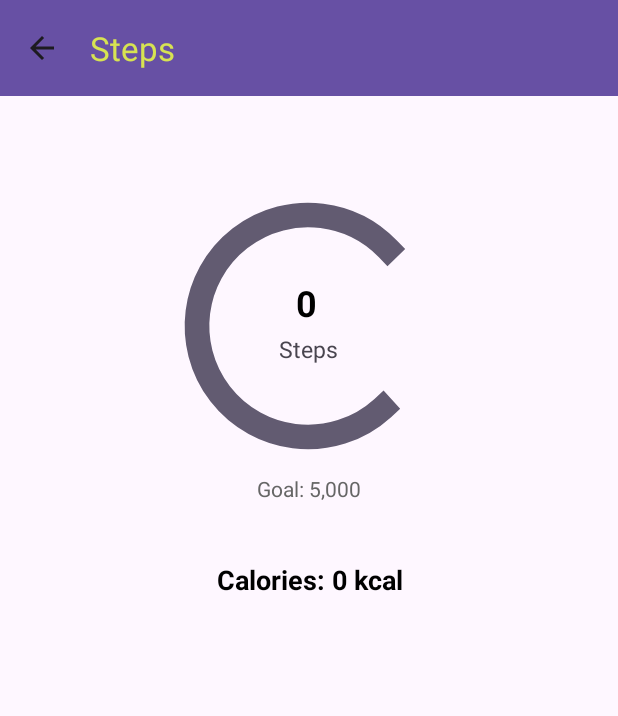
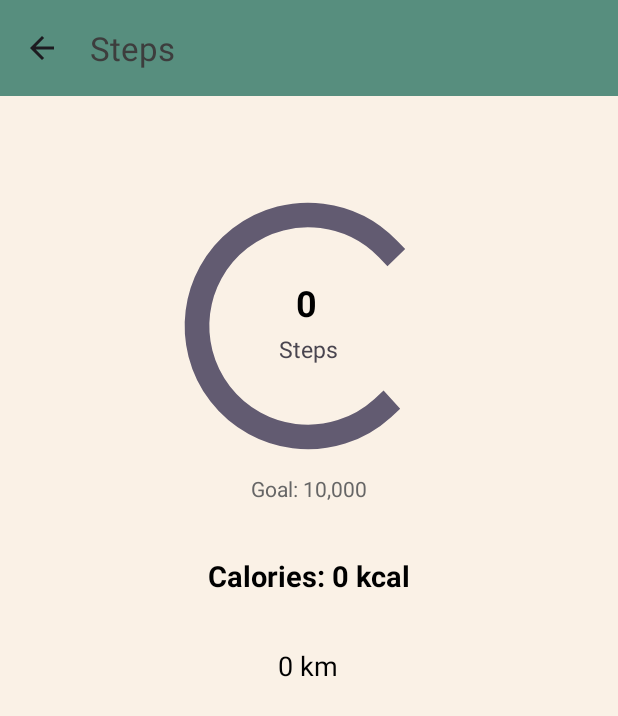
Before and after one commit to indranil-sarkar244/Fitness_Tracker_App8, an Android app: the SensorActivity screen opened directly, with no data from a screen before it, on a phone screen of 412 x 824 dp. Shown: the top 716 px of the screen. Run offline under Robolectric (Android 15) with nearby library versions, the phone set to English and light mode, and no system bars; libraries missing offline, so code that uses them is left out: com.mikhaellopez.circularprogressbar; plain views replace CircularProgressBar; 5 statements that could not run were skipped.

Commit message:
total distance walk added

```diff
--- a/app/src/main/java/com/example/FitnessTracker/SensorActivity.java
+++ b/app/src/main/java/com/example/FitnessTracker/SensorActivity.java
@@ -38,11 +38,13 @@ public class SensorActivity extends AppCompatActivity {
     // UI Elements
     private TextView stepstaken; // Text view to show step count
     private TextView caloriesBurned; // Text view to show calories burned
+    private TextView distanceWalked;   // Text view to show the total distance walked
+
     private Toolbar toolbar;         // App toolbar
     private CircularProgressBar circularProgressBar; // Circular progress bar for animated steps
 
     // Target step goal for the progress bar (can be changed dynamically)
-    private final int maxSteps = 5000;
+    private final int maxSteps = 10000;
 
     // Google Fit API variables
     private FitnessOptions fitnessOptions;
@@ -55,14 +57,16 @@ public class SensorActivity extends AppCompatActivity {
 
         // Link UI components with layout
         toolbar = findViewById(R.id.toolbar3);
-        stepstaken = findViewById(R.id.steptaken);
+        stepstaken = findViewById(R.id.steptaken); //link steps textview from layout
         caloriesBurned = findViewById(R.id.caloriesBurned); //link calories textview from layout
+        distanceWalked = findViewById(R.id.distanceWalked); //link distance walked textview from layout
+
         circularProgressBar = findViewById(R.id.circularProgressBar);
 
         // Set initial value
         stepstaken.setText("0");
         caloriesBurned.setText("Calories: 0 kcal"); //calories intial value
-
+        distanceWalked.setText("0 km"); //distance walk intial value
         // Setup circular progress bar maximum steps
         circularProgressBar.setProgressMax(maxSteps);
         circularProgressBar.setProgress(0); // start from zero
@@ -87,6 +91,7 @@ public class SensorActivity extends AppCompatActivity {
                 .addDataType(DataType.AGGREGATE_STEP_COUNT_DELTA, FitnessOptions.ACCESS_READ)
                 .addDataType(DataType.TYPE_CALORIES_EXPENDED, FitnessOptions.ACCESS_READ) //Add calories burned
                 .addDataType(DataType.AGGREGATE_CALORIES_EXPENDED, FitnessOptions.ACCESS_READ)
+                .addDataType(DataType.TYPE_DISTANCE_DELTA, FitnessOptions.ACCESS_READ)    // ✅ Add Distance cover
                 .build();
 
         // Check permissions and proceed
@@ -184,6 +189,27 @@ public class SensorActivity extends AppCompatActivity {
                         Toast.makeText(SensorActivity.this, "Failed to read calorie data", Toast.LENGTH_SHORT).show();
                     }
                 });
+
+        // ✅ Get total distance walked today
+        Fitness.getHistoryClient(this, account)
+                .readDailyTotal(DataType.TYPE_DISTANCE_DELTA)
+                .addOnSuccessListener(new OnSuccessListener<DataSet>() {
+                    @Override
+                    public void onSuccess(DataSet dataSet) {
+                        float totalDistance = dataSet.isEmpty()
+                                ? 0
+                                : dataSet.getDataPoints().get(0).getValue(Field.FIELD_DISTANCE).asFloat();
+
+                        updateDistanceCounter(totalDistance);
+                    }
+                })
+                .addOnFailureListener(new OnFailureListener() {
+                    @Override
+                    public void onFailure(@NonNull Exception e) {
+                        Log.e(TAG, "Failed to read distance", e);
+                    }
+                });
+
     }
 
     // Update text and circular progress bar with animation
@@ -214,6 +240,12 @@ public class SensorActivity extends AppCompatActivity {
             caloriesBurned.setText(String.format("Calories: %.1f kcal", calories));
         }
     }
+    private void updateDistanceCounter(float distanceInMeters) {
+        float distanceInKm = distanceInMeters / 1000f; // ✅ Convert meters to kilometers
+        if (distanceWalked != null) {
+            distanceWalked.setText(String.format("Distance: %.2f km", distanceInKm));
+        }
+    }
 
     // Handle back arrow press from toolbar
     @Override
--- a/app/src/main/res/layout/activity_main.xml
+++ b/app/src/main/res/layout/activity_main.xml
@@ -6,7 +6,7 @@
     android:layout_width="match_parent"
     android:layout_height="match_parent"
     android:layout_gravity="center_horizontal|center_vertical"
-    android:background="#FFF9C4"
+    android:background="#96D86D"
     android:gravity="center"
     android:orientation="vertical"
     tools:context=".MainActivity">
@@ -35,7 +35,7 @@
         app:lottie_autoPlay="true"
         app:lottie_loop="true"
         app:lottie_rawRes="@raw/loading"
-        app:lottie_speed="1.5"/>
+        app:lottie_speed="1.5" />
 
 
     <ProgressBar
--- a/app/src/main/res/layout/activity_main2.xml
+++ b/app/src/main/res/layout/activity_main2.xml
@@ -5,7 +5,7 @@
     android:id="@+id/main"
     android:layout_width="match_parent"
     android:layout_height="match_parent"
-    android:background="#59656D"
+    android:background="#F5F7FA"
     tools:context=".MainActivity2">
 
     <!-- BMI Card -->
@@ -130,7 +130,7 @@
 
         <com.airbnb.lottie.LottieAnimationView
             android:id="@+id/Exercise"
-            android:layout_width="match_parent"
+            android:layout_width="219dp"
             android:layout_height="match_parent"
             app:layout_constraintEnd_toEndOf="parent"
             app:layout_constraintStart_toStartOf="parent"
--- a/app/src/main/res/layout/activity_sensor.xml
+++ b/app/src/main/res/layout/activity_sensor.xml
@@ -6,6 +6,7 @@
     android:id="@+id/main"
     android:layout_width="match_parent"
     android:layout_height="match_parent"
+    android:background="#FAF1E6"
     tools:context=".SensorActivity">
 
     <!-- Top toolbar with title -->
@@ -13,10 +14,10 @@
         android:id="@+id/toolbar3"
         android:layout_width="0dp"
         android:layout_height="?attr/actionBarSize"
-        android:background="?attr/colorPrimary"
+        android:background="#578E7E"
         android:theme="?attr/actionBarTheme"
         app:title="Steps"
-        app:titleTextColor="#D7E352"
+        app:titleTextColor="#3D3D3D"
         app:layout_constraintTop_toTopOf="parent"
         app:layout_constraintStart_toStartOf="parent"
         app:layout_constraintEnd_toEndOf="parent" />
@@ -74,7 +75,7 @@
         android:id="@+id/textView6"
         android:layout_width="wrap_content"
         android:layout_height="wrap_content"
-        android:text="Goal: 5,000"
+        android:text="Goal: 10,000"
         android:textSize="14sp"
         android:textColor="#666666"
         app:layout_constraintTop_toBottomOf="@+id/circularProgressBar"
@@ -102,17 +103,32 @@
 
     <TextView
         android:id="@+id/caloriesBurned"
-        android:layout_width="wrap_content"
-        android:layout_height="wrap_content"
-        android:layout_marginTop="144dp"
+        android:layout_width="206dp"
+        android:layout_height="27dp"
+        android:layout_marginTop="140dp"
         android:text="Calories: 0 kcal"
+        android:gravity="center"
         android:textColor="@color/black"
-        android:textSize="18sp"
+        android:textSize="19sp"
         android:textStyle="bold"
         app:layout_constraintEnd_toEndOf="@+id/steptaken"
-        app:layout_constraintHorizontal_bias="0.333"
+        app:layout_constraintHorizontal_bias="0.489"
         app:layout_constraintStart_toStartOf="@+id/steptaken"
         app:layout_constraintTop_toBottomOf="@+id/steptaken" />
 
 
+    <TextView
+        android:id="@+id/distanceWalked"
+        android:layout_width="wrap_content"
+        android:layout_height="wrap_content"
+        android:layout_marginTop="96dp"
+        android:text="Distance: 0.0 km"
+        android:textColor="@color/black"
+        android:textSize="18sp"
+        app:layout_constraintEnd_toEndOf="parent"
+        app:layout_constraintHorizontal_bias="0.498"
+        app:layout_constraintStart_toStartOf="parent"
+        app:layout_constraintTop_toBottomOf="@+id/textView6" />
+
+
 </androidx.constraintlayout.widget.ConstraintLayout>
```
Also changed, not shown: app/src/main/AndroidManifest.xml (+4 -4 lines).
